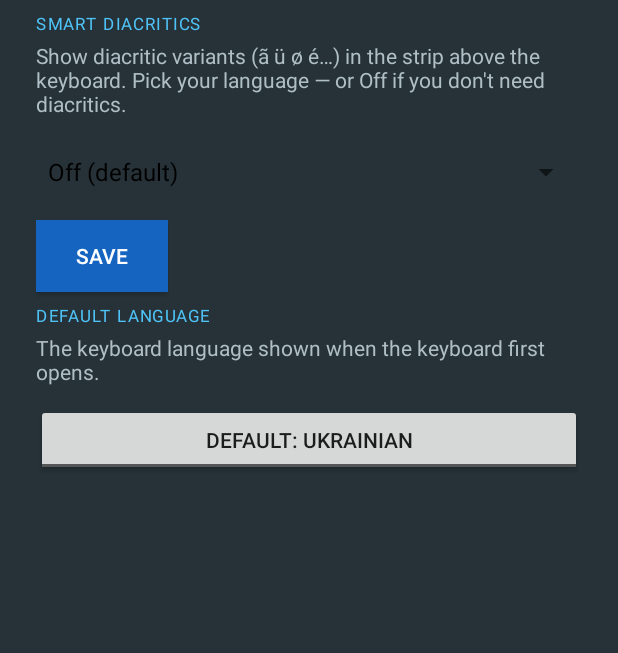
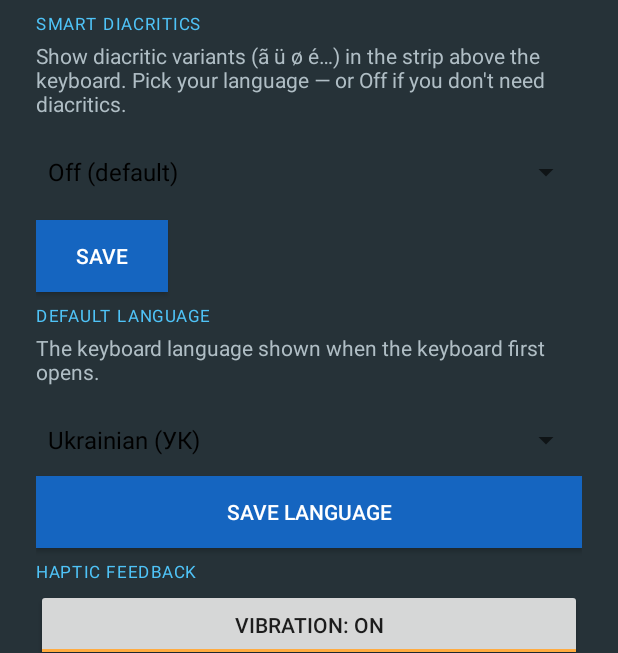
Before and after one commit to kunichik/clavi, an Android app: the screen it shows after launch (SettingsActivity), on a phone screen of 412 x 824 dp, the part 583-1236 px from its top. Run offline under Robolectric (Android 15) with nearby library versions, the phone set to English and light mode, and no system bars.

Commit message:
feat(android): K'iche' keyboard + haptic settings + 70+ typos
K'iche' (QUC) keyboard — ALMG standard orthography:
- Row 1: QWERTY, row 2: with apostrophe key for glottalization
- Row 3: ch/tz/xh as single keys + z x b n m
- Language cycle: UK → EN → Q' → UK (no translit in QUC mode)
- Settings: default language now includes K'iche' option

Haptic feedback toggle in Settings → stored in SharedPreferences,
read by ClaviKeyboardView.hapticEnabled on keyboard open.

TextFixEngine: expanded from 20 to 70+ typos:
- Ukrainian: missing apostrophe (пам'ять, комп'ютер, etc.), translit artifacts
- English: contractions (don't, can't, I'm...), i-before-e, double-letter
  confusion, 30+ classic misspellings, mixed Cyrillic/Latin key typos

https://claude.ai/code/session_013HBuRCzHgBxWzX1S2hLw8W

```diff
--- a/android/app/src/main/java/com/clavi/keyboard/ClaviKeyboardView.kt
+++ b/android/app/src/main/java/com/clavi/keyboard/ClaviKeyboardView.kt
@@ -43,6 +43,7 @@ class ClaviKeyboardView @JvmOverloads constructor(
     var stripListener: OnStripListener? = null
     var translitActive = false
     var currentLanguage = Language.UK
+    var hapticEnabled = true
 
     // Clipboard strip data — set from ClaviIME
     var clipItems: List<String> = emptyList()
@@ -453,7 +454,7 @@ class ClaviKeyboardView @JvmOverloads constructor(
                             longPressHandler.postDelayed(longPressRunnable, 500)
                         }
                         invalidate()
-                        performHapticFeedback(HapticFeedbackConstants.KEYBOARD_TAP)
+                        if (hapticEnabled) performHapticFeedback(HapticFeedbackConstants.KEYBOARD_TAP)
                         return true
                     }
                     return true
@@ -463,7 +464,7 @@ class ClaviKeyboardView @JvmOverloads constructor(
                 if (hit != null) {
                     pressedKey = hit.second
                     invalidate()
-                    performHapticFeedback(HapticFeedbackConstants.KEYBOARD_TAP)
+                    if (hapticEnabled) performHapticFeedback(HapticFeedbackConstants.KEYBOARD_TAP)
                 }
                 return true
             }
--- a/android/app/src/main/java/com/clavi/keyboard/SettingsActivity.kt
+++ b/android/app/src/main/java/com/clavi/keyboard/SettingsActivity.kt
@@ -19,6 +19,7 @@ class SettingsActivity : AppCompatActivity() {
         const val PREFS_NAME = "clavi_prefs"
         const val PREF_DIACRITICS_LOCALE = "diacritics_locale"
         const val PREF_DEFAULT_LANGUAGE = "default_language"
+        const val PREF_HAPTIC = "haptic_feedback"
 
         // Displayed name → locale code (null = off)
         val DIACRITICS_OPTIONS = listOf(
@@ -145,19 +146,38 @@ class SettingsActivity : AppCompatActivity() {
             setPadding(0, 0, 0, (12 * dp).toInt())
         })
 
+        val langOptions = listOf("Ukrainian (УК)" to Language.UK.name, "English (EN)" to Language.EN.name, "K'iche' (Q')" to Language.QUC.name)
         val savedDefaultLang = prefs.getString(PREF_DEFAULT_LANGUAGE, Language.UK.name)
-        val defaultLangToggle = ToggleButton(this).apply {
-            textOn = "Default: English"
-            textOff = "Default: Ukrainian"
-            isChecked = savedDefaultLang == Language.EN.name
-            setOnCheckedChangeListener { _, isChecked ->
-                val lang = if (isChecked) Language.EN.name else Language.UK.name
+        val langSpinner = Spinner(this).apply {
+            adapter = ArrayAdapter(this@SettingsActivity, android.R.layout.simple_spinner_dropdown_item, langOptions.map { it.first })
+            setSelection(langOptions.indexOfFirst { it.second == savedDefaultLang }.coerceAtLeast(0))
+        }
+        layout.addView(langSpinner)
+
+        val langSaveBtn = Button(this).apply {
+            text = "Save Language"
+            setBackgroundColor(0xFF1565C0.toInt())
+            setTextColor(0xFFFFFFFF.toInt())
+            setOnClickListener {
+                val lang = langOptions[langSpinner.selectedItemPosition].second
                 prefs.edit().putString(PREF_DEFAULT_LANGUAGE, lang).apply()
-                val label = if (isChecked) "Default: English" else "Default: Ukrainian"
-                Toast.makeText(this@SettingsActivity, label, Toast.LENGTH_SHORT).show()
+                Toast.makeText(this@SettingsActivity, "Default: ${langOptions[langSpinner.selectedItemPosition].first}", Toast.LENGTH_SHORT).show()
             }
         }
-        layout.addView(defaultLangToggle)
+        layout.addView(langSaveBtn)
+
+        // ── Section: Haptic Feedback ──
+        layout.addView(sectionHeader("Haptic Feedback", dp))
+
+        val hapticToggle = ToggleButton(this).apply {
+            textOn = "Vibration: On"
+            textOff = "Vibration: Off"
+            isChecked = prefs.getBoolean(PREF_HAPTIC, true)
+            setOnCheckedChangeListener { _, isChecked ->
+                prefs.edit().putBoolean(PREF_HAPTIC, isChecked).apply()
+            }
+        }
+        layout.addView(hapticToggle)
 
         setContentView(scroll)
     }
```
Also changed, not shown: android/app/src/main/java/com/clavi/keyboard/ClaviIME.kt (+9 -3 lines), android/app/src/main/java/com/clavi/keyboard/KeyboardLayout.kt (+60 -3 lines), android/app/src/main/java/com/clavi/keyboard/TextFixEngine.kt (+122 -43 lines).
